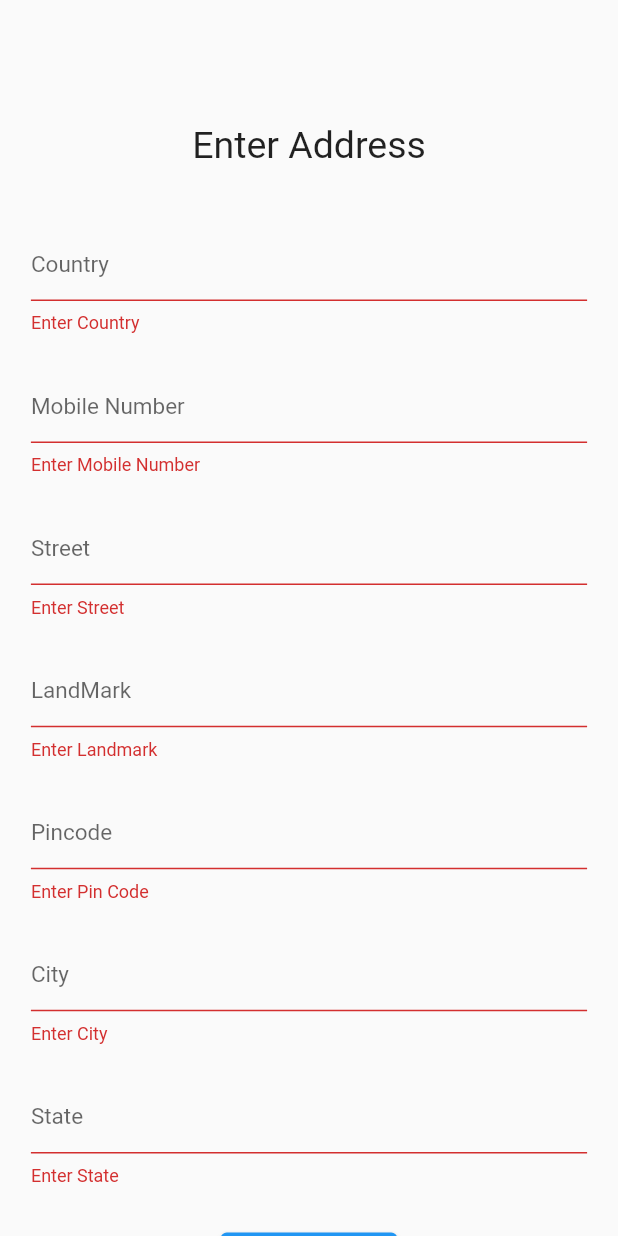
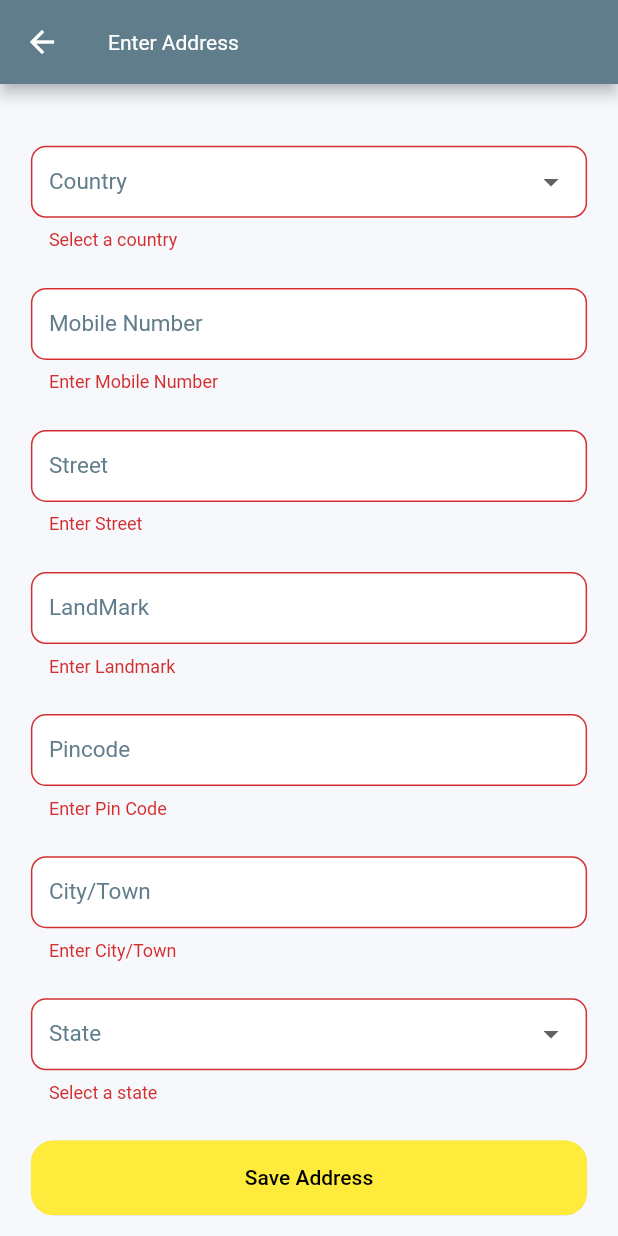
Before and after one commit to Rajkumarlohar65/flutter_projects, a Flutter app: the AddressView screen opened by its route, after a tap on "Save Address", on a phone screen of 412 x 824 dp. Run offline on Flutter 3.47's test engine with Material 2 defaults, Android fonts, the phone set to English and light mode, and no system bars; our stand-ins replace audioplayers, cached_network_image, carousel_slider, cloud_firestore, firebase_auth, firebase_core and 8 more; missing offline and left inert: flutter_stripe; accounts and stored records are empty; Roboto replaces fonts that are missing (Alike).

Commit message:
improving ui and ux

```diff
--- a/bhawani_silver/lib/app/core/values/app_color.dart
+++ b/bhawani_silver/lib/app/core/values/app_color.dart
@@ -11,7 +11,8 @@ class AppColor{
   static const Color blueColor = Color(0xFF008CFF);
   static const Color yellowColor = Color(0xFFFFEB3B);
   static const Color orangeColor = Color(0xFFFF9800);
-  static const Color cardBackgroundColor = Color(0xFFF6F8FC);
+  static const Color backgroundColor = Color(0xFFF6F8FC);
+  static const Color orderCartTopColor = Color(0xFFC2E7FF);
   static const Color greyColor = Colors.grey;
   static const Color blueGrey = Colors.blueGrey;
   static const Color lightBlack = Colors.black45;
--- a/bhawani_silver/lib/app/modules/Tabs/account_tab/account_tab.dart
+++ b/bhawani_silver/lib/app/modules/Tabs/account_tab/account_tab.dart
@@ -13,15 +13,12 @@ class AccountTab extends GetView<AccountTabController> {
 
   @override
   Widget build(BuildContext context) {
-    bool isDarkTheme = Theme.of(context).brightness == Brightness.dark;
     String firstCapital = UserModel.name!.isNotEmpty ? UserModel.name![0].toUpperCase() : '';
 
     return Scaffold(
-      backgroundColor: isDarkTheme ? AppColor.blackColor : AppColor.cardBackgroundColor,
       body: CustomScrollView(
         slivers: [
           SliverAppBar(
-            backgroundColor: isDarkTheme ? AppColor.blackColor : AppColor.blueGrey,
             expandedHeight: 200,
             pinned: true,
             flexibleSpace: FlexibleSpaceBar(
--- a/bhawani_silver/lib/app/modules/Tabs/category_tab/category_tab.dart
+++ b/bhawani_silver/lib/app/modules/Tabs/category_tab/category_tab.dart
@@ -1,3 +1,4 @@
+import 'package:BhawaniSilver/app/core/values/app_color.dart';
 import 'package:flutter/material.dart';
 import 'package:lottie/lottie.dart';
 
--- a/bhawani_silver/lib/app/modules/Tabs/home_tab/home_tab.dart
+++ b/bhawani_silver/lib/app/modules/Tabs/home_tab/home_tab.dart
@@ -20,10 +20,7 @@ class HomeTab extends GetView<HomeTabController> {
 
   @override
   Widget build(BuildContext context) {
-    bool isDarkTheme = Theme.of(context).brightness == Brightness.dark;
     return Scaffold(
-      backgroundColor:
-          isDarkTheme ? AppColor.blackColor : AppColor.cardBackgroundColor,
       body: StreamBuilder<QuerySnapshot>(
         stream: controller.productStream,
         builder: (context, productSnapShot) {
@@ -54,7 +51,6 @@ class HomeTab extends GetView<HomeTabController> {
               slivers: [
                 SliverAppBar(
                   expandedHeight: 60,
-                  backgroundColor: isDarkTheme ? AppColor.blackColor : AppColor.blueGrey,
                   pinned: true,
                   title: InkWell(
                     onTap: () => showSearch(
@@ -134,6 +130,7 @@ class HomeTab extends GetView<HomeTabController> {
                                   return CachedNetworkImage(imageUrl: banner.url);
                                 }),
                               ),
+
                             ),
                           );
 
--- a/bhawani_silver/lib/app/modules/Tabs/my_orders_tab/my_orders_tab.dart
+++ b/bhawani_silver/lib/app/modules/Tabs/my_orders_tab/my_orders_tab.dart
@@ -13,8 +13,7 @@ class MyOrdersTab extends GetView<MyOrdersTabController> {
   Widget build(BuildContext context) {
     bool isDarkTheme = Theme.of(context).brightness == Brightness.dark;
     return Scaffold(
-      backgroundColor:
-          isDarkTheme ? AppColor.blackColor : AppColor.whiteColor,
+    backgroundColor: isDarkTheme ? null : AppColor.whiteColor,
       body: CustomScrollView(
         slivers: [
           StreamBuilder<List<Map<String, dynamic>>>(
@@ -51,7 +50,6 @@ class MyOrdersTab extends GetView<MyOrdersTabController> {
                 );
               } else {
                 return SliverAppBar(
-                  backgroundColor: isDarkTheme ? AppColor.blackColor : AppColor.blueGrey,
                   expandedHeight: 200,
                   pinned: true,
                   flexibleSpace: FlexibleSpaceBar(
--- a/bhawani_silver/lib/app/modules/address/views/address_view.dart
+++ b/bhawani_silver/lib/app/modules/address/views/address_view.dart
@@ -1,7 +1,6 @@
+import 'package:BhawaniSilver/app/core/values/app_color.dart';
 import 'package:flutter/material.dart';
 import 'package:get/get.dart';
-import 'package:google_fonts/google_fonts.dart';
-
 import '../controllers/address_controller.dart';
 
 class AddressView extends GetView<AddressController> {
@@ -11,19 +10,12 @@ class AddressView extends GetView<AddressController> {
     final screenWidth = MediaQuery.of(context).size.width;
     final screenHeight = MediaQuery.of(context).size.height;
     return Scaffold(
-      // appBar: AppBar(title: Text('Address Screen')),
+      appBar: AppBar(title: const Text("Enter Address", style: TextStyle(color: AppColor.whiteColor),),),
       body: SingleChildScrollView(
         padding: const EdgeInsets.only(bottom: 200),
         child: Column(
           mainAxisAlignment: MainAxisAlignment.center,
           children: [
-            Padding(
-              padding: EdgeInsets.only(top: screenHeight * 0.1),
-              child: Text(
-                "Enter Address",
-                style: GoogleFonts.alike(fontSize: 25),
-              ),
-            ),
             Form(
               key: controller.formKey,
               child: Container(
@@ -36,38 +28,40 @@ class AddressView extends GetView<AddressController> {
                     children: [
                       Padding(
                         padding: EdgeInsets.only(bottom: screenHeight * 0.03),
-                          child: TextFormField(
-                            controller: controller.countryController,
-                            style: const TextStyle(
-                              fontSize: 20,
-                            ),
+                        child: DropdownButtonFormField<String>(
+                          value: controller.country, // Set the currently selected value
+                          onChanged: (newValue) {
+                            controller.country = newValue; // Update the selected value
+                          },
                           decoration: const InputDecoration(
                             labelText: "Country",
-                                labelStyle: TextStyle(fontSize: 15),
-                                contentPadding: EdgeInsets.zero),
+                          ),
                           validator: (value) {
                             if (value == null || value.isEmpty) {
-                                return "Enter Country";
+                              return "Select a country"; // Update the validation message
                             }
                             return null;
                           },
-                            keyboardType: TextInputType.text,
-                            autofillHints: const [AutofillHints.countryName],
-                            onSaved: (value) {
-                              controller.country = value;
-                            },
-                          )),
+                          items: ['India'] // Replace with your list of countries
+                              .map<DropdownMenuItem<String>>(
+                                (String value) => DropdownMenuItem<String>(
+                              value: value,
+                              child: Text(value),
+                            ),
+                          )
+                              .toList(),
+                        ),
+                      ),
+
                       Padding(
                           padding: EdgeInsets.only(bottom: screenHeight * 0.03),
                           child: TextFormField(
                             controller: controller.mobileNumberController,
                             style: const TextStyle(
-                              fontSize: 20,
+                              fontSize: 15,
                             ),
                             decoration: const InputDecoration(
                               labelText: "Mobile Number",
-                              labelStyle: TextStyle(fontSize: 15),
-                              contentPadding: EdgeInsets.zero,
                             ),
                             keyboardType: TextInputType.phone, // Set keyboard type to allow only numeric input
                             autofillHints: const [AutofillHints.telephoneNumber],
@@ -91,12 +85,11 @@ class AddressView extends GetView<AddressController> {
                           child: TextFormField(
                             controller: controller.streetController,
                             style: const TextStyle(
-                              fontSize: 20,
+                              fontSize: 15,
                             ),
                             decoration: const InputDecoration(
                               labelText: "Street",
-                                labelStyle: TextStyle(fontSize: 15),
-                                contentPadding: EdgeInsets.zero),
+                            ),
                             validator: (value) {
                               if (value == null || value.isEmpty) {
                                 return "Enter Street";
@@ -114,12 +107,11 @@ class AddressView extends GetView<AddressController> {
                           child: TextFormField(
                             controller: controller.landmarkController,
                             style: const TextStyle(
-                              fontSize: 20,
+                              fontSize: 15,
                             ),
                             decoration: const InputDecoration(
                               labelText: "LandMark",
-                                labelStyle: TextStyle(fontSize: 15),
-                                contentPadding: EdgeInsets.zero),
+                            ),
                             validator: (value) {
                               if (value == null || value.isEmpty) {
                                 return "Enter Landmark";
@@ -137,12 +129,10 @@ class AddressView extends GetView<AddressController> {
                           child: TextFormField(
                             controller: controller.pincodeController,
                             style: const TextStyle(
-                              fontSize: 20,
+                              fontSize: 15,
                             ),
                             decoration: const InputDecoration(
                               labelText: "Pincode",
-                              labelStyle: TextStyle(fontSize: 15),
-                              contentPadding: EdgeInsets.zero,
                             ),
                             keyboardType: TextInputType.number, // Set keyboard type to allow only numeric input
                             autofillHints: const [AutofillHints.postalCode],
@@ -166,17 +156,16 @@ class AddressView extends GetView<AddressController> {
                           child: TextFormField(
                             controller: controller.cityController,
                             style: const TextStyle(
-                              fontSize: 20,
+                              fontSize: 15,
                             ),
                             decoration: const InputDecoration(
-                                labelText: "City",
-                                labelStyle: TextStyle(fontSize: 15),
-                                contentPadding: EdgeInsets.zero),
+                              labelText: "City/Town",
+                            ),
                             keyboardType: TextInputType.streetAddress,
                             autofillHints: const [AutofillHints.addressCity],
                             validator: (value) {
                               if (value == null || value.isEmpty) {
-                                return "Enter City";
+                                return "Enter City/Town";
                               }
                               return null;
                             },
@@ -187,35 +176,79 @@ class AddressView extends GetView<AddressController> {
                           )),
                       Padding(
                         padding: EdgeInsets.only(bottom: screenHeight * 0.03),
-                          child: TextFormField(
-                            controller: controller.stateController,
-                            style: const TextStyle(
-                              fontSize: 20,
-                            ),
+                        child: DropdownButtonFormField<String>(
+                          value: controller.state, // Set the currently selected value
+                          onChanged: (newValue) {
+                            controller.state = newValue; // Update the selected value
+                          },
                           decoration: const InputDecoration(
                             labelText: "State",
-                                labelStyle: TextStyle(fontSize: 15),
-                                contentPadding: EdgeInsets.zero),
+                          ),
                           validator: (value) {
                             if (value == null || value.isEmpty) {
-                                return "Enter State";
+                              return "Select a state"; // Update the validation message
                             }
                             return null;
                           },
-                            keyboardType: TextInputType.streetAddress,
-                            autofillHints: const [AutofillHints.addressState],
-                            onSaved: (value) {
-                              controller.state = value;
-                            },
-                          )),
-                      ElevatedButton(
+                          items: [
+                            'Andhra Pradesh',
+                            'Arunachal Pradesh',
+                            'Assam',
+                            'Bihar',
+                            'Chhattisgarh',
+                            'Goa',
+                            'Gujarat',
+                            'Haryana',
+                            'Himachal Pradesh',
+                            'Jharkhand',
+                            'Karnataka',
+                            'Kerala',
+                            'Madhya Pradesh',
+                            'Maharashtra',
+                            'Manipur',
+                            'Meghalaya',
+                            'Mizoram',
+                            'Nagaland',
+                            'Odisha',
+                            'Punjab',
+                            'Rajasthan',
+                            'Sikkim',
+                            'Tamil Nadu',
+                            'Telangana',
+                            'Tripura',
+                            'Uttar Pradesh',
+                            'Uttarakhand',
+                            'West Bengal',
+                            ] // Replace with your list of states
+                              .map<DropdownMenuItem<String>>(
+                                (String value) => DropdownMenuItem<String>(
+                              value: value,
+                              child: Text(value),
+                            ),
+                          )
+                              .toList(),
+                          menuMaxHeight: 500,
+                        ),
+                      ),
+
+                      ClipRRect(
+                        borderRadius: BorderRadius.circular(15),
+                        child: ElevatedButton(
                           onPressed: () {
                             if (controller.formKey.currentState!.validate()) {
                               controller.formKey.currentState!.save();
                               controller.saveAddress();
                             }
                           },
+                          style: ButtonStyle(
+                              backgroundColor:
+                              MaterialStateProperty.all(AppColor.yellowColor),
+                              foregroundColor: MaterialStateProperty.all(
+                                  AppColor.blackColor),
+                              minimumSize: MaterialStateProperty.all<Size>(
+                                  const Size(double.infinity, 50))),
                           child: const Text("Save Address"),
+                        ),
                       )
                     ],
                   )),
--- a/bhawani_silver/lib/app/widgets/card_widget/ordered_card_widget.dart
+++ b/bhawani_silver/lib/app/widgets/card_widget/ordered_card_widget.dart
@@ -35,7 +35,7 @@ class OrderCardWidget extends StatelessWidget {
           ClipRRect(
             borderRadius: const BorderRadius.only(topLeft: Radius.circular(10), topRight: Radius.circular(10)),
             child: Container(
-              color: isDarkTheme ? AppColor.greyColor : AppColor.cardBackgroundColor,
+              color: isDarkTheme ? AppColor.greyColor : AppColor.backgroundColor,
               child: Padding(
                 padding: const EdgeInsets.all(15),
                 child: Row(
@@ -65,7 +65,7 @@ class OrderCardWidget extends StatelessWidget {
                           decoration: BoxDecoration(
                             color: isDarkTheme ? AppColor.lightBlack : AppColor.whiteColor,
                             border: Border.all(
-                              color: isDarkTheme ? AppColor.lightBlack : AppColor.cardBackgroundColor, // Set the border color here
+                              color: isDarkTheme ? AppColor.lightBlack : AppColor.backgroundColor, // Set the border color here
                               width: 1.0, // Set the border width here
                             ),
                             borderRadius: BorderRadius.circular(5), // Adjust the radius as needed
```
Also changed, not shown: bhawani_silver/lib/app/core/theme/app_theme.dart (+42 -3 lines), bhawani_silver/lib/app/modules/Tabs/cart_tab/cart_tab.dart (+5 -10 lines). Lines whose indentation alone changed are shown as unchanged.
